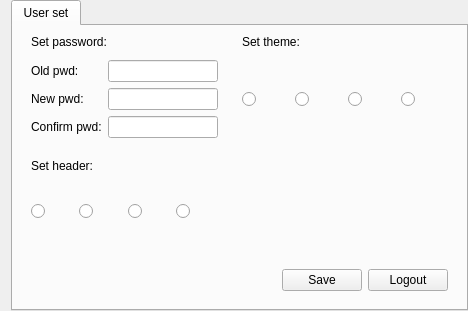
Qt form tank/quserform.ui (photonlili/Tank) before a commit.
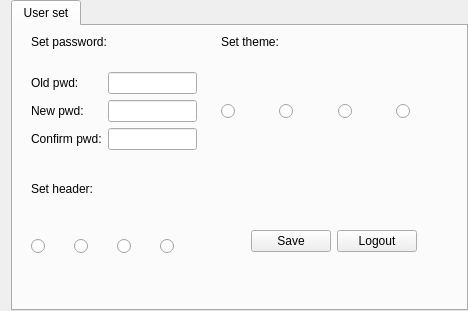
The same form after that commit. Custom widgets are drawn as their Qt base class.

What changed in the file:
```diff
--- a/tank/quserform.ui
+++ b/tank/quserform.ui
@@ -177,7 +177,48 @@
        </item>
        <item row="1" column="2">
         <widget class="QWidget" name="widget_logout" native="true">
-         <layout class="QHBoxLayout" name="horizontalLayout_2"/>
+         <layout class="QHBoxLayout" name="horizontalLayout_2">
+          <item>
+           <spacer name="horizontalSpacer">
+            <property name="orientation">
+             <enum>Qt::Horizontal</enum>
+            </property>
+            <property name="sizeHint" stdset="0">
+             <size>
+              <width>40</width>
+              <height>20</height>
+             </size>
+            </property>
+           </spacer>
+          </item>
+          <item>
+           <widget class="QCPushButton" name="btn_saveuser">
+            <property name="text">
+             <string>Save</string>
+            </property>
+           </widget>
+          </item>
+          <item>
+           <widget class="QCPushButton" name="pushButton_logout">
+            <property name="text">
+             <string>Logout</string>
+            </property>
+           </widget>
+          </item>
+          <item>
+           <spacer name="horizontalSpacer_2">
+            <property name="orientation">
+             <enum>Qt::Horizontal</enum>
+            </property>
+            <property name="sizeHint" stdset="0">
+             <size>
+              <width>40</width>
+              <height>20</height>
+             </size>
+            </property>
+           </spacer>
+          </item>
+         </layout>
         </widget>
        </item>
        <item row="1" column="1">
@@ -259,39 +300,6 @@
          </layout>
         </widget>
        </item>
-       <item row="2" column="2">
-        <widget class="QWidget" name="widget" native="true">
-         <layout class="QHBoxLayout" name="horizontalLayout_3">
-          <item>
-           <spacer name="horizontalSpacer">
-            <property name="orientation">
-             <enum>Qt::Horizontal</enum>
-            </property>
-            <property name="sizeHint" stdset="0">
-             <size>
-              <width>40</width>
-              <height>20</height>
-             </size>
-            </property>
-           </spacer>
-          </item>
-          <item>
-           <widget class="QCPushButton" name="btn_saveuser">
-            <property name="text">
-             <string>Save</string>
-            </property>
-           </widget>
-          </item>
-          <item>
-           <widget class="QCPushButton" name="pushButton_logout">
-            <property name="text">
-             <string>Logout</string>
-            </property>
-           </widget>
-          </item>
-         </layout>
-        </widget>
-       </item>
       </layout>
      </widget>
     </widget>
```
